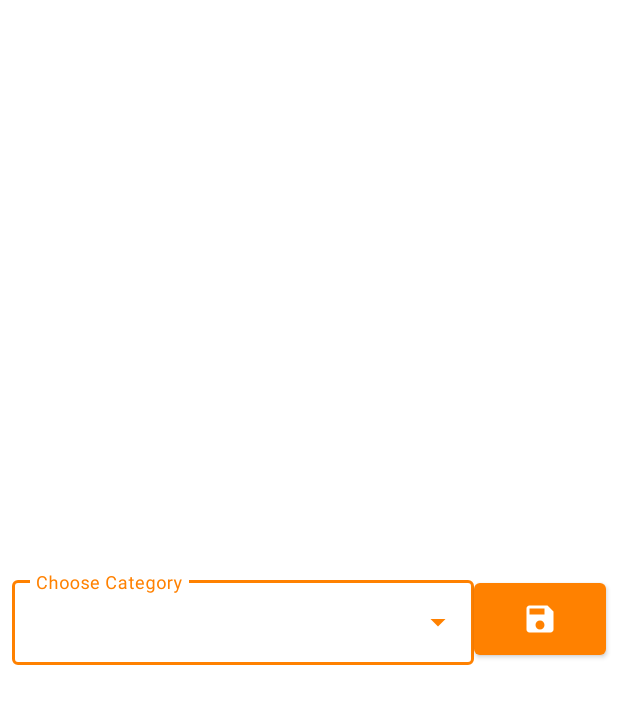
After one commit to ihfazhillah/SimpleDorar, an Android app: the layout bottom_sheet_bookmark_hadith.xml on its own in the app's theme, with its tools: preview values and no code run, on a phone screen of 412 x 824 dp. The commit adds this screen. Shown: the top 704 px of the screen. Run offline under Robolectric (Android 15) with nearby library versions, the phone set to English and light mode, and no system bars; Roboto replaces fonts that are not available here.

Commit message:
save bookmark

```diff
--- /dev/null
+++ b/app/src/main/java/com/ihfazh/simpledorar/bookmark/BookmarkCategory.kt
@@ -0,0 +1,6 @@
+package com.ihfazh.simpledorar.bookmark
+
+data class BookmarkCategory(
+    val id: Long,
+    val title: String
+)
--- /dev/null
+++ b/app/src/main/res/drawable/ic_baseline_save_24.xml
@@ -0,0 +1,5 @@
+<vector android:autoMirrored="true" android:height="24dp"
+    android:tint="?attr/colorControlNormal" android:viewportHeight="24"
+    android:viewportWidth="24" android:width="24dp" xmlns:android="http://schemas.android.com/apk/res/android">
+    <path android:fillColor="@android:color/white" android:pathData="M17,3L5,3c-1.11,0 -2,0.9 -2,2v14c0,1.1 0.89,2 2,2h14c1.1,0 2,-0.9 2,-2L21,7l-4,-4zM12,19c-1.66,0 -3,-1.34 -3,-3s1.34,-3 3,-3 3,1.34 3,3 -1.34,3 -3,3zM15,9L5,9L5,5h10v4z"/>
+</vector>
--- /dev/null
+++ b/app/src/main/res/layout/bottom_sheet_bookmark_hadith.xml
@@ -0,0 +1,68 @@
+<?xml version="1.0" encoding="utf-8"?>
+<layout xmlns:tools="http://schemas.android.com/tools"
+    xmlns:android="http://schemas.android.com/apk/res/android"
+    xmlns:app="http://schemas.android.com/apk/res-auto">
+
+    <data>
+        <variable
+            name="vm"
+            type="com.ihfazh.simpledorar.search.SearchResultDetailViewModel" />
+    </data>
+
+
+        <androidx.constraintlayout.widget.ConstraintLayout
+            android:id="@+id/bottom_sheet"
+            android:layout_width="match_parent"
+            android:layout_height="match_parent"
+            app:layout_behavior="com.google.android.material.bottomsheet.BottomSheetBehavior">
+
+            <View
+                android:layout_width="0dp"
+                android:layout_height="0dp"
+                app:layout_constraintTop_toTopOf="parent"
+                app:layout_constraintStart_toStartOf="parent"
+                app:layout_constraintEnd_toEndOf="parent"
+                android:id="@+id/test"
+                />
+
+            <com.google.android.material.textfield.TextInputLayout
+                android:id="@+id/categoryInputWrapper"
+                style="@style/Widget.MaterialComponents.TextInputLayout.OutlinedBox.ExposedDropdownMenu"
+                android:layout_width="0dp"
+                android:layout_height="wrap_content"
+                android:hint="@string/search_category"
+                app:layout_constraintEnd_toStartOf="@id/ok"
+                app:layout_constraintStart_toStartOf="parent"
+                app:layout_constraintTop_toTopOf="parent"
+                app:layout_constraintBottom_toBottomOf="parent"
+                android:layout_marginStart="8dp"
+                android:layout_marginTop="16dp"
+                android:layout_marginBottom="16dp"
+                >
+
+                <com.google.android.material.textfield.MaterialAutoCompleteTextView
+                    android:id="@+id/categoryInput"
+                    android:layout_width="match_parent"
+                    android:layout_height="match_parent"
+                    android:inputType="textAutoComplete"
+                    android:completionThreshold="0"
+                    />
+
+            </com.google.android.material.textfield.TextInputLayout>
+
+            <com.google.android.material.button.MaterialButton
+                android:id="@+id/ok"
+                android:layout_width="wrap_content"
+                android:layout_height="wrap_content"
+                style="@style/AppTheme.ButtonOnlyIcon"
+                app:icon="@drawable/ic_baseline_save_24"
+                app:layout_constraintEnd_toEndOf="parent"
+                app:layout_constraintStart_toEndOf="@id/categoryInputWrapper"
+                app:layout_constraintTop_toTopOf="@id/categoryInputWrapper"
+                app:layout_constraintBottom_toBottomOf="@id/categoryInputWrapper"
+                android:layout_marginEnd="8dp"
+                android:enabled="@{vm.enableSaveHadith}"
+                />
+        </androidx.constraintlayout.widget.ConstraintLayout>
+
+</layout>
--- a/app/src/main/res/layout/fragment_search_result_detail.xml
+++ b/app/src/main/res/layout/fragment_search_result_detail.xml
@@ -10,6 +10,10 @@
         <variable
             name="styledText"
             type="android.text.SpannableString" />
+        <variable
+            name="vm"
+            type="com.ihfazh.simpledorar.search.SearchResultDetailViewModel"/>
+
     </data>
 
     <androidx.constraintlayout.widget.ConstraintLayout
--- a/app/src/main/res/values/strings.xml
+++ b/app/src/main/res/values/strings.xml
@@ -32,4 +32,7 @@
     <string name="khulashoh">خلاصة حكم الحديث</string>
     <string name="save">حفظ</string>
     <string name="tambah">tambah</string>
+    <string name="search_category">Choose Category</string>
+    <string name="ok">ok</string>
+    <string name="autocomplete_not_found">Not found. Create \'%s\' ?</string>
 </resources>
--- a/app/src/main/res/values/styles.xml
+++ b/app/src/main/res/values/styles.xml
@@ -5,6 +5,25 @@
         <item name="colorPrimary">@color/colorPrimary</item>
         <item name="colorPrimaryDark">@color/colorPrimaryDark</item>
         <item name="colorAccent">@color/colorAccent</item>
+        <item name="bottomSheetDialogTheme">@style/AppTheme.AppBottomSheetDialogTheme</item>
+    </style>
+
+    <style name="AppTheme.AppBottomSheetDialogTheme" parent="Theme.MaterialComponents.Light.BottomSheetDialog">
+        <item name="android:windowIsFloating">false</item>
+        <item name="android:windowSoftInputMode">adjustResize</item>
+        <item name="behavior_peekHeight">400dp</item>
+<!--        <item name="colorPrimary">?attr/colorPrimary</item>-->
+<!--        <item name="colorPrimaryDark">?attr/colorPrimaryDark</item>-->
+<!--        <item name="colorAccent">?attr/colorAccent</item>-->
+    </style>
+
+    <style name="AppTheme.ButtonOnlyIcon" parent="Widget.MaterialComponents.Button">
+        <item name="android:insetRight">0dp</item>
+        <item name="android:insetLeft">0dp</item>
+        <item name="android:insetTop">0dp</item>
+        <item name="android:insetBottom">0dp</item>
+        <item name="iconPadding">0dp</item>
+        <item name="iconGravity">textStart</item>
     </style>
 
 </resources>
```
Also changed, not shown: app/src/main/java/com/ihfazh/simpledorar/bookmark/BookmarkCategoryDropdownRecyclerView.kt (added, +75 -0 lines), app/src/main/java/com/ihfazh/simpledorar/bookmark/BookmarkHadithBottomSheet.kt (added, +58 -0 lines), app/src/main/java/com/ihfazh/simpledorar/bookmark/HadithBookmark.kt (added, +13 -0 lines), app/src/main/java/com/ihfazh/simpledorar/bookmark/models/BookmarkCategoryEntity.kt (added, +13 -0 lines), app/src/main/java/com/ihfazh/simpledorar/bookmark/models/BookmarkDao.kt (added, +23 -0 lines), app/src/main/java/com/ihfazh/simpledorar/bookmark/models/HadithBookmarkEntity.kt (added, +34 -0 lines), app/src/main/java/com/ihfazh/simpledorar/data/DorarDatabase.kt (+15 -3 lines), app/src/main/java/com/ihfazh/simpledorar/data/LocalSearchRepository.kt (+44 -22 lines), app/src/main/java/com/ihfazh/simpledorar/data/SearchRepositoryInterface.kt (+7 -0 lines), app/src/main/java/com/ihfazh/simpledorar/search/SearchResultDetail.kt (+8 -0 lines), app/src/main/java/com/ihfazh/simpledorar/search/SearchResultDetailViewModel.kt (added, +64 -0 lines), app/src/main/res/layout/autocomplete_list_item.xml (added, +21 -0 lines), app/src/main/res/layout/item_search_history.xml (+1 -6 lines).
